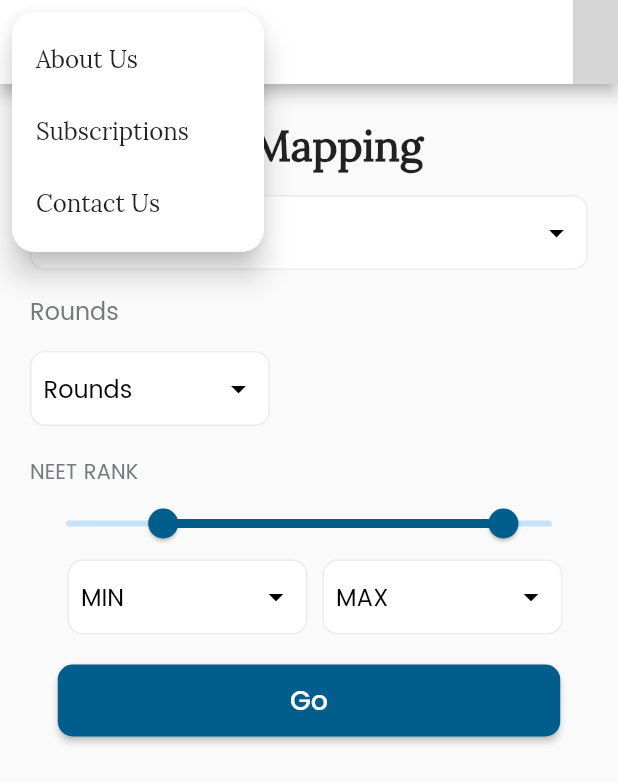
After one commit to corvantaanalytics/Zynerd_MobileApp, a Flutter app: the AllotmentsMapping screen opened directly, after a tap on the "menu" icon, on a phone screen of 412 x 824 dp. The commit adds this screen. Shown: the top 783 px of the screen. Run offline on Flutter 3.47's test engine with Material 2 defaults, Android fonts, the phone set to English and light mode, and no system bars; our stand-ins replace flutter_svg; missing offline and left inert: dart:ffi, footer; grey boxes are pictures that could not be loaded.

Commit message:
Allotment mapping 1st page

```diff
--- /dev/null
+++ b/lib/views/AllotmentMapping.dart
@@ -0,0 +1,375 @@
+import 'package:flutter/material.dart';
+import './landing.dart';
+
+class AllotmentsMapping extends StatefulWidget {
+  const AllotmentsMapping({Key? key}) : super(key: key);
+
+  @override
+  _AllotmentMappingState createState() =>  _AllotmentMappingState();
+}
+
+enum AllCounsel { CounsellingRanking, NEETPGRank }
+
+class  _AllotmentMappingState extends State<AllotmentsMapping> {
+  String _selectedCounsel = 'Counselling Ranking';
+  double _startValue = 20.0;
+  double _endValue = 90.0;
+  String dropdownValue = 'Select';
+  // AllCounsel? _allcounsel = AllCounsel.CounsellingRanking;
+  @override
+  Widget build(BuildContext context) {
+    return Scaffold(
+      appBar: AppBar(
+        title: Container(
+          // padding: EdgeInsets.only(right: 20),
+          width: 100,
+          child: IconButton(
+            icon: Image.asset(
+              'assets/images/Landing/ZyNerd-Final-Logo.png',
+              height: 25,
+              width: 400,
+              fit: BoxFit.fill,
+            ),
+            onPressed: () {
+              Navigator.push(
+                context,
+                MaterialPageRoute(builder: (context) => const Landing()),
+              );
+            },
+          ),
+        ),
+        // titleSpacing: -20,
+        // centerTitle: false,
+        leading: PopupMenuButton(
+          child: Icon(
+            Icons.menu_sharp,
+            color: Colors.blue[900],
+          ),
+          shape: const RoundedRectangleBorder(
+              borderRadius: BorderRadius.all(Radius.circular(15.0))),
+          itemBuilder: (context) => [
+            const PopupMenuItem(
+              child: Text("About Us"),
+            ),
+            const PopupMenuItem(
+              child: Text("Subscriptions"),
+            ),
+            const PopupMenuItem(
+              child: Text("Contact Us"),
+            ),
+          ],
+        ),
+        actions: [
+          Container(
+            width: 30,
+            child: Image.asset('assets/images/profile_pic.png'),
+          ),
+        ],
+        backgroundColor: Colors.white,
+      ),
+      body: Padding(
+        padding: EdgeInsets.zero,
+        child: ListView(
+          children: [
+            Column(
+              crossAxisAlignment: CrossAxisAlignment.start,
+              children: [
+                Padding(
+                  padding: EdgeInsets.all(20),
+                  child: Column(
+                    crossAxisAlignment: CrossAxisAlignment.start,
+                    children: [
+                      Container(
+                        padding: EdgeInsets.only(top: 5, bottom: 15),
+                        child: Text(
+                          'Allotments Mapping',
+                          style: TextStyle(
+                            fontSize: 28,
+                            fontWeight: FontWeight.w700,
+                          ),
+                          // textAlign: TextAlign.start,
+                        ),
+                      ),
+                      Container(
+                        padding: EdgeInsets.all(8.0),
+                        height: 50,
+                        width: 450,
+                        decoration: BoxDecoration(
+                          borderRadius: BorderRadius.circular(10),
+                          color: Colors.white,
+                          border: Border.all(
+                            color: Color(0xFFECECEC),
+                          ),
+                        ),
+                        child: DropdownButtonHideUnderline(
+                            child: DropdownButton<String>(
+                          focusColor: Colors.white,
+                          // style: TextStyle(fontSize: 16, color: Colors.white),
+                          // borderRadius: 5,
+                          iconEnabledColor: Colors.black,
+                          items: <String>['TamilNadu', 'Kerala', 'Karnata']
+                              .map((String value) {
+                            return DropdownMenuItem<String>(
+                              value: value,
+                              child: Text(
+                                value,
+                                style: TextStyle(
+                                    fontSize: 14, fontFamily: 'Poppins'),
+                              ),
+                            );
+                          }).toList(),
+                          hint: Text(
+                            'Central',
+                            style: TextStyle(
+                                fontSize: 16,
+                                color: Colors.black,
+                                fontFamily: 'Poppins'),
+                          ),
+                          onChanged: (_) {},
+                        )),
+                      ),
+                      Padding(
+                        padding: EdgeInsets.only(top: 15, bottom: 15),
+                        child: Text(
+                          'Rounds',
+                          style: TextStyle(
+                              fontSize: 16,
+                              fontWeight: FontWeight.w400,
+                              fontFamily: 'Poppins',
+                              color: Color(0xFF767A7C)),
+                        ),
+                      ),
+                      Container(
+                        padding: EdgeInsets.all(8.0),
+                        height: 50,
+                        width: 160,
+                        decoration: BoxDecoration(
+                          borderRadius: BorderRadius.circular(10),
+                          color: Colors.white,
+                          border: Border.all(
+                            color: Color(0xFFECECEC),
+                          ),
+                        ),
+                        child: DropdownButtonHideUnderline(
+                            child: DropdownButton<String>(
+                          focusColor: Colors.white,
+                          // style: TextStyle(fontSize: 16, color: Colors.white),
+                          // borderRadius: 5,
+                          iconEnabledColor: Colors.black,
+                          items: <String>['1', '2', '3']
+                              .map((String value) {
+                            return DropdownMenuItem<String>(
+                              value: value,
+                              child: Text(
+                                value,
+                                style: TextStyle(
+                                    fontSize: 14, fontFamily: 'Poppins'),
+                              ),
+                            );
+                          }).toList(),
+                          hint: Text(
+                            'Rounds',
+                            style: TextStyle(
+                                fontSize: 16,
+                                color: Colors.black,
+                                fontFamily: 'Poppins'),
+                          ),
+                          onChanged: (_) {},
+                        )),
+                      ),
+                    ],
+                  ),
+                ),
+              ],
+            ),
+            // Divider(
+            //   thickness: 2,
+            //   indent: 0,
+            //   endIndent: 0,
+            //   color: Color(0xFFECECEC),
+            //   height: 1.5,
+            // ),
+            Column(
+              crossAxisAlignment: CrossAxisAlignment.start,
+              children: [
+                Container(
+                  child: Column(
+                    crossAxisAlignment: CrossAxisAlignment.start,
+                    children: [
+
+
+                      Padding(
+                        padding: EdgeInsets.only(left: 20, right: 20),
+                        child: Column(
+                          crossAxisAlignment: CrossAxisAlignment.start,
+                          children: [
+                            Text(
+                              'NEET RANK',
+                              style: TextStyle(
+                                  fontSize: 14,
+                                  fontWeight: FontWeight.w400,
+                                  fontFamily: 'Poppins',
+                                  color: Color(0xFF767A7C)),
+                            ),
+                            SliderTheme(
+                              data: SliderThemeData(
+                                rangeValueIndicatorShape:
+                                    PaddleRangeSliderValueIndicatorShape(),
+                              ),
+                              child: RangeSlider(
+                                min: 0.0,
+                                max: 100.0,
+                                labels: RangeLabels(
+                                    _startValue.round().toString(),
+                                    _endValue.round().toString()),
+                                activeColor: Color(0xFF005D8C),
+                                // inactiveColor: Color(0xFFF8F8F8),
+                                values: RangeValues(_startValue, _endValue),
+                                // value: _startValue,
+                                onChanged: (value) {
+                                  setState(() {
+                                    _startValue = value.start;
+                                    _endValue = value.end;
+                                  });
+                                },
+                              ),
+                            ),
+                            Row(
+                              children: [
+                                 SizedBox(
+                                width: 25,
+                      ),
+                                   Container(
+                        padding: EdgeInsets.all(8.0),
+                        height: 50,
+                        width: 160,
+                        decoration: BoxDecoration(
+                          borderRadius: BorderRadius.circular(10),
+                          color: Colors.white,
+                          border: Border.all(
+                            color: Color(0xFFECECEC),
+                          ),
+                        ),
+                        child: DropdownButtonHideUnderline(
+                            child: DropdownButton<String>(
+                          focusColor: Colors.white,
+                          // style: TextStyle(fontSize: 16, color: Colors.white),
+                          // borderRadius: 5,
+                          iconEnabledColor: Colors.black,
+                          items: <String>['TamilNadu', 'Kerala', 'Karnata']
+                              .map((String value) {
+                            return DropdownMenuItem<String>(
+                              value: value,
+                              child: Text(
+                                value,
+                                style: TextStyle(
+                                    fontSize: 14, fontFamily: 'Poppins'),
+                              ),
+                            );
+                          }).toList(),
+                          hint: Text(
+                            'MIN',
+                            style: TextStyle(
+                                fontSize: 16,
+                                color: Colors.black,
+                                fontFamily: 'Poppins'),
+                          ),
+                          onChanged: (_) {},
+                        )),
+                      ),
+                      SizedBox(
+                                width: 10,
+                      ),
+                         Container(
+                        padding: EdgeInsets.all(8.0),
+                        height: 50,
+                        width: 160,
+                        decoration: BoxDecoration(
+                          borderRadius: BorderRadius.circular(10),
+                          color: Colors.white,
+                          border: Border.all(
+                            color: Color(0xFFECECEC),
+                          ),
+                        ),
+                        child: DropdownButtonHideUnderline(
+                            child: DropdownButton<String>(
+                          focusColor: Colors.white,
+                          // style: TextStyle(fontSize: 16, color: Colors.white),
+                          // borderRadius: 5,
+                          iconEnabledColor: Colors.black,
+                          items: <String>['TamilNadu', 'Kerala', 'Karnata']
+                              .map((String value) {
+                            return DropdownMenuItem<String>(
+                              value: value,
+                              child: Text(
+                                value,
+                                style: TextStyle(
+                                    fontSize: 14, fontFamily: 'Poppins'),
+                              ),
+                            );
+                          }).toList(),
+                          hint: Text(
+                            'MAX',
+                            style: TextStyle(
+                                fontSize: 16,
+                                color: Colors.black,
+                                fontFamily: 'Poppins'),
+                          ),
+                          onChanged: (_) {},
+                        )),
+                      ),
+                              ],
+                            ),
+SizedBox(
+  height: 20,
+),
+                                 Center(
+            child: SizedBox(
+              height:48, //height of button
+              width:335, //width of button
+              child:ElevatedButton(
+              style: ElevatedButton.styleFrom(
+                  primary: Color(0xFF005D8C), //background color of button
+                  // side: BorderSide(width:3), //border width and color
+                  // elevation: 3, //elevation of button
+                  shape: RoundedRectangleBorder( //to set border radius to button
+                      borderRadius: BorderRadius.circular(10)
+                  ),
+                  padding: EdgeInsets.all(10) //content padding inside button
+                ),
+                  onPressed: () {
+            // Navigator.push(
+            //   context,
+            //   MaterialPageRoute(builder: (context) => const Dashboard()),
+            // );
+          },
+                child: Text(
+                                  'Go',
+                                  textAlign: TextAlign.center,
+                                  style: TextStyle(
+                                     fontFamily: 'poppins',
+                                      fontSize: 18,
+                                      fontWeight: FontWeight.w500,
+                                     ),
+                                ),
+              )
+            )
+        ),
+                          ],
+                        ),
+                      ),
+                    ],
+                  ),
+                ),
+              ],
+            ),
+
+
+
+
+          ],
+        ),
+      ),
+    );
+  }
+}
--- a/lib/views/Dashboard.dart
+++ b/lib/views/Dashboard.dart
@@ -1,5 +1,6 @@
 import 'package:flutter/gestures.dart';
 import 'package:flutter/material.dart';
+import 'package:zynerd_app/views/AllotmentMapping.dart';
 
 class Dashboard extends StatefulWidget {
   const Dashboard({Key? key}) : super(key: key);
@@ -28,7 +29,7 @@ class _DashboardState extends State<Dashboard> {
     return MaterialApp(
         home: Scaffold(
       appBar: AppBar(
-        backgroundColor: Color(0xFFF8F8F8),
+          backgroundColor: Color(0xFFF8F8F8),
 
         leading: IconButton(
 
@@ -38,7 +39,12 @@ class _DashboardState extends State<Dashboard> {
             width: 100,
             fit: BoxFit.fill,
           ),
-          onPressed: () {},
+         onPressed: () {
+                      Navigator.push(
+                        context,
+                        MaterialPageRoute(builder: (context) => const AllotmentsMapping()),
+                      );
+                    },
         ),
 
         leadingWidth: 200,
@@ -453,7 +459,9 @@ class _DashboardState extends State<Dashboard> {
               color: Colors.white, // background color of the cards
               borderRadius: BorderRadius.all(Radius.circular(20.0)),
             ),
-            child: Container(
+            child:Column(
+              children: [
+Container(
               // height: 404,
               //  width: 350, // minus 32 due to the margin
               margin: EdgeInsets.all(16.0),
@@ -479,7 +487,7 @@ class _DashboardState extends State<Dashboard> {
                     height: 10,
                   ),
                   const Text(
-                    'Under Graduation - Medicine (MBBS & BDS',
+                    'Under Graduation - Medicine (MBBS & BDS)',
                     textAlign: TextAlign.center,
                     style: TextStyle(
                         //  height: 0,
@@ -604,31 +612,46 @@ class _DashboardState extends State<Dashboard> {
                 ],
               ),
             ),
+             Padding(
+                    padding: EdgeInsets.only(right: 130),
+                    child: Text(
+                      'ZyNerd Aspire',
+                      textAlign: TextAlign.left,
+                      style: TextStyle(
+                          fontSize: 25,
+                          fontFamily: 'Poppins',
+                          fontWeight: FontWeight.w500,
+                          color: Color(0xFF005D8C)),
+                    ),
+                  ),
+             Container(
+                  padding: EdgeInsets.all(20),
+                  child: Column(
+                     children: str.map((strone){
+                         return Row(
+                            children:[
+                              Text("\u2022", style: TextStyle(fontSize: 30,color: Color.fromARGB(255, 117, 169, 195),),), //bullet text
+                              SizedBox(width: 10,), //space between bullet and text
+                              Expanded(
+                                child:Text(strone, style:TextStyle(
+                      //  height: 0,
+                      fontSize: 14,
+                      color: Color(0XFF767A7C),
+                      //  overflow: TextOverflow.fade,
+                      fontWeight: FontWeight.w400,
+                      fontFamily: 'poppins'),), //text
+                              )
+                            ]
+                         );
+                     }).toList(),
+                  ),
+                ),
+              ],
+            ),
 
-            //  child: Container(
-            //       padding: EdgeInsets.all(20),
-            //       child: Column(
-            //          children: str.map((strone){
-            //              return Row(
-            //                 children:[
-            //                   Text("\u2022", style: TextStyle(fontSize: 30),), //bullet text
-            //                   SizedBox(width: 10,), //space between bullet and text
-            //                   Expanded(
-            //                     child:Text(strone, style:TextStyle(
-            //           //  height: 0,
-            //           fontSize: 14,
-            //           color: Colors.black,
-            //           //  overflow: TextOverflow.fade,
-            //           fontWeight: FontWeight.w400,
-            //           fontFamily: 'poppins'),), //text
-            //                   )
-            //                 ]
-            //              );
-            //          }).toList(),
-            //       ),
-            //     ),
+
           ),
-           Container(
+          Container(
             // height: 722,
             // width: 315, // minus 32 due to the margin
             margin: EdgeInsets.all(16.0),
@@ -637,7 +660,9 @@ class _DashboardState extends State<Dashboard> {
               color: Colors.white, // background color of the cards
               borderRadius: BorderRadius.all(Radius.circular(20.0)),
             ),
-            child: Container(
+            child:Column(
+              children: [
+                Container(
               // height: 404,
               //  width: 350, // minus 32 due to the margin
               margin: EdgeInsets.all(16.0),
@@ -788,29 +813,46 @@ class _DashboardState extends State<Dashboard> {
                 ],
               ),
             ),
+             Padding(
+                    padding: EdgeInsets.only(right: 130),
+                    child: Text(
+                      'ZyNerd Aspire',
+                      textAlign: TextAlign.left,
+                      style: TextStyle(
+                          fontSize: 25,
+                          fontFamily: 'Poppins',
+                          fontWeight: FontWeight.w500,
+                          color: Color(0xFF005D8C)),
+                    ),
+                  ),
+                Container(
+                  padding: EdgeInsets.all(20),
+                  child: Column(
+                     children: str.map((strone){
+                         return Row(
+                            children:[
+                              Text("\u2022", style: TextStyle(fontSize: 30,color: Color.fromARGB(255, 117, 169, 195),),), //bullet text
+                              SizedBox(width: 10,), //space between bullet and text
+                              Expanded(
+                                child:Text(strone, style:TextStyle(
+                      //  height: 0,
+                          fontSize: 14,
+                      color: Color(0XFF767A7C),
+                      //  overflow: TextOverflow.fade,
+                      fontWeight: FontWeight.w400,
+                      fontFamily: 'poppins'),), //text
+                              )
+                            ]
+                         );
+                     }).toList(),
+                  ),
+                ),
+              ],
+            ),
 
-            //  child: Container(
-            //       padding: EdgeInsets.all(20),
-            //       child: Column(
-            //          children: str.map((strone){
-            //              return Row(
-            //                 children:[
-            //                   Text("\u2022", style: TextStyle(fontSize: 30),), //bullet text
-            //                   SizedBox(width: 10,), //space between bullet and text
-            //                   Expanded(
-            //                     child:Text(strone, style:TextStyle(
-            //           //  height: 0,
-            //           fontSize: 14,
-            //           color: Colors.black,
-            //           //  overflow: TextOverflow.fade,
-            //           fontWeight: FontWeight.w400,
-            //           fontFamily: 'poppins'),), //text
-            //                   )
-            //                 ]
-            //              );
-            //          }).toList(),
-            //       ),
-            //     ),
+
+
+
           ),
 
         ],
```
